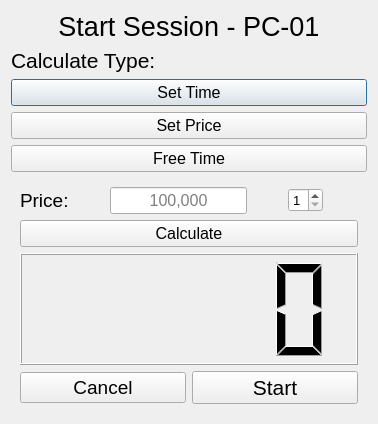
Old version of the form UI/startsessiondialog.ui in the repository Mohsenhatami000/GameNet-Manager.
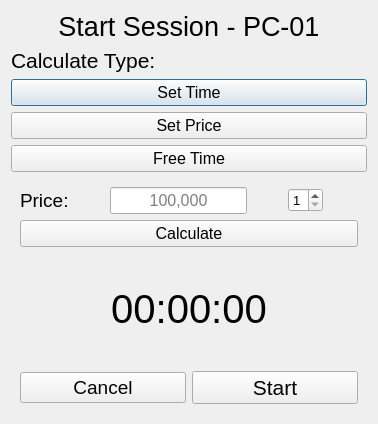
New version of the form. The open tabs and pages were chosen to show the change.

Diff of the .ui file:
```diff
--- a/UI/startsessiondialog.ui
+++ b/UI/startsessiondialog.ui
@@ -370,7 +370,7 @@
         </widget>
        </item>
        <item>
-        <widget class="QLCDNumber" name="lcdNumber_calculate_result">
+        <widget class="QLabel" name="label_show_time">
          <property name="minimumSize">
           <size>
            <width>100</width>
@@ -379,9 +379,15 @@
          </property>
          <property name="font">
           <font>
-           <pointsize>16</pointsize>
+           <pointsize>30</pointsize>
           </font>
          </property>
+         <property name="text">
+          <string>00:00:00</string>
+         </property>
+         <property name="alignment">
+          <set>Qt::AlignmentFlag::AlignCenter</set>
+         </property>
         </widget>
        </item>
        <item>
```
Left out of the diff: 2 changed lines with no effect on the pictures.
